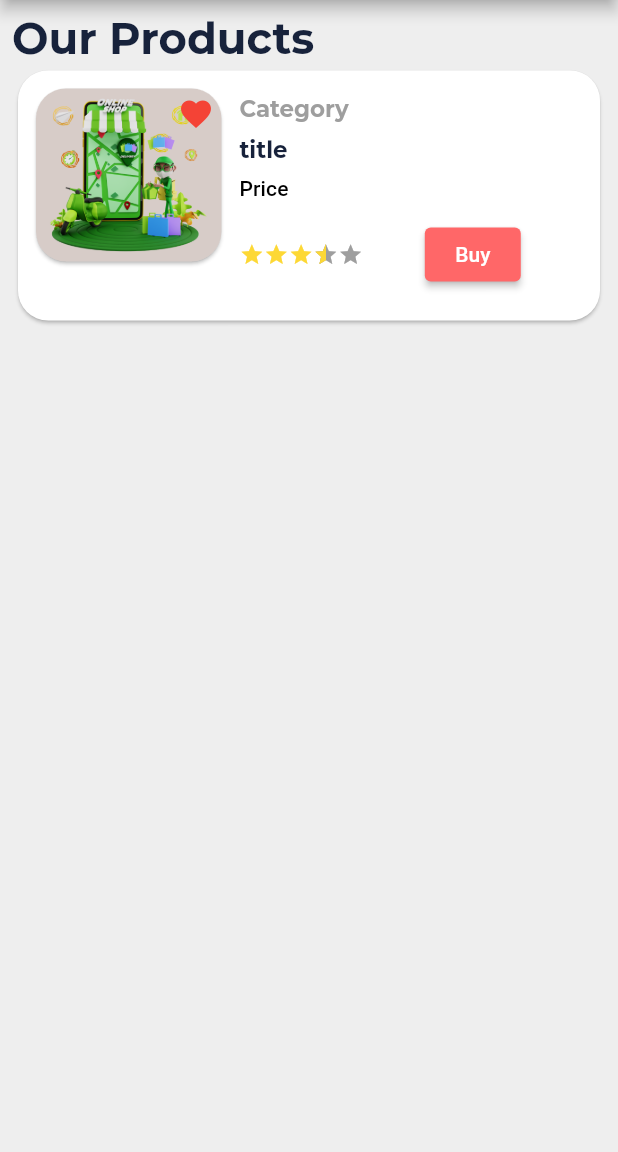
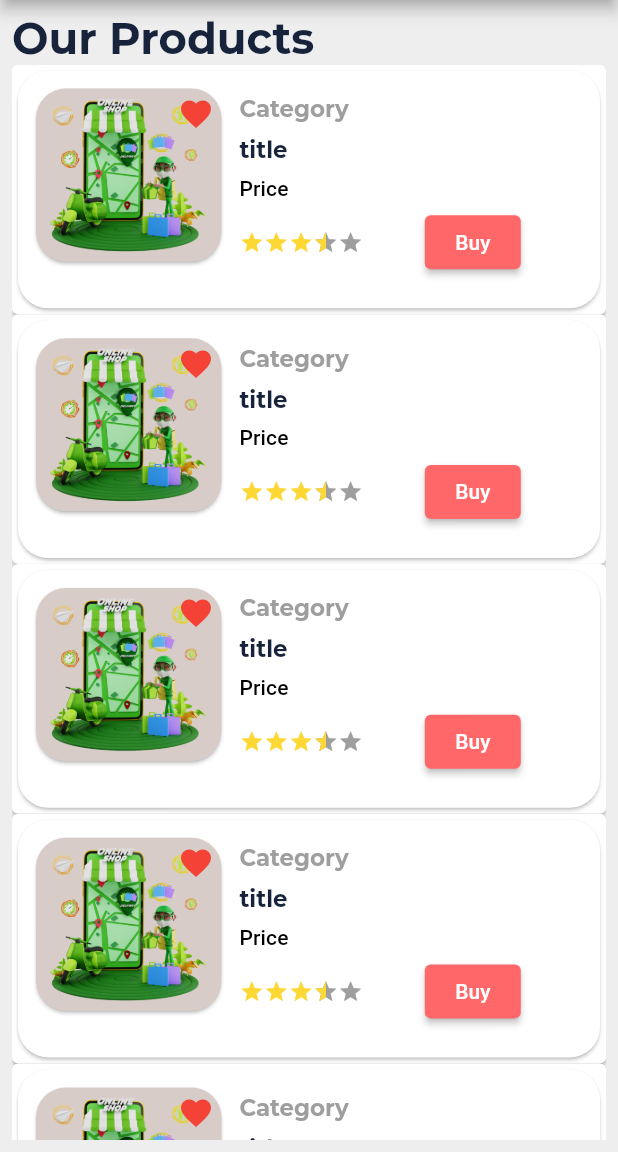
Before and after one commit to SyedAbdalAhmedShah/shoppingApp, a Flutter app: the screen it shows after launch, on a phone screen of 412 x 824 dp, the part 84-1236 px from its top. Run offline on Flutter 3.47's test engine with Material 2 defaults, Android fonts, the phone set to English and light mode, and no system bars; drawn by our look-alikes of flutter_rating_bar; our stand-ins replace google_fonts, responsive_sizer.

Commit message:
animation added

```diff
--- a/lib/main.dart
+++ b/lib/main.dart
@@ -39,7 +39,7 @@ class MyApp extends StatelessWidget {
                       color: AppColors.bluishColor,
                       fontWeight: FontWeight.bold,
                       fontSize: 22.sp)))),
-          home: const MyHomePage(),
+          home: MyHomePage(),
         ),
       ),
     );
--- a/lib/views/homepage.dart
+++ b/lib/views/homepage.dart
@@ -1,9 +1,9 @@
 import 'package:flutter/material.dart';
-import 'package:flutter_application_1/utils/assets.dart';
-import 'package:flutter_application_1/utils/custom_gap.dart';
-import 'package:flutter_application_1/utils/dimension.dart';
 import 'package:flutter_application_1/utils/strings.dart';
-import 'package:flutter_rating_bar/flutter_rating_bar.dart';
+import 'package:flutter_application_1/widgets/product_item_widget.dart';
+import 'package:animations/animations.dart';
+
+import 'product_detail_screen.dart';
 
 class MyHomePage extends StatelessWidget {
   const MyHomePage({super.key});
@@ -24,101 +24,23 @@ class MyHomePage extends StatelessWidget {
       ),
       body: Padding(
         padding: const EdgeInsets.all(8.0),
-        child: ListView(
+        child: Column(
+          crossAxisAlignment: CrossAxisAlignment.start,
           children: [
             Text(Strings.ourProduct,
                 style: Theme.of(context).textTheme.headline1),
-            Card(
-              shape: RoundedRectangleBorder(
-                  borderRadius: BorderRadius.circular(20)),
-              child: Padding(
-                padding: const EdgeInsets.all(8.0),
-                child: Row(
-                  crossAxisAlignment: CrossAxisAlignment.start,
-                  children: [
-                    Card(
-                      shape: RoundedRectangleBorder(
-                          borderRadius: BorderRadius.circular(20)),
-                      color: Colors.brown.shade100,
-                      child: Stack(children: [
-                        Image(
-                          image: const AssetImage(Assets.intro1),
-                          fit: BoxFit.cover,
-                          height: Dimensions.h10,
-                          width: Dimensions.w15,
-                        ),
-                        const Positioned(
-                            right: 5,
-                            top: 5,
-                            child: Icon(
-                              Icons.favorite,
-                              color: Colors.red,
-                            ))
-                      ]),
-                    ),
-                    Padding(
-                      padding: const EdgeInsets.all(8.0),
-                      child: Column(
-                        crossAxisAlignment: CrossAxisAlignment.start,
-                        children: [
-                          Text(
-                            'Category',
-                            style: Theme.of(context)
-                                .textTheme
-                                .headline1
-                                ?.copyWith(
-                                    fontSize: Dimensions.font16,
-                                    color: Colors.grey),
-                          ),
-                          CustomGap(
-                            height: Dimensions.h1,
-                          ),
-                          Text(
-                            'title',
-                            style: Theme.of(context)
-                                .textTheme
-                                .headline1
-                                ?.copyWith(fontSize: Dimensions.font16),
-                          ),
-                          CustomGap(
-                            height: Dimensions.h1,
-                          ),
-                          Text('Price ',
-                              style: Theme.of(context).textTheme.titleSmall),
-                          CustomGap(
-                            height: Dimensions.h1,
-                          ),
-                          Row(
-                            mainAxisAlignment: MainAxisAlignment.spaceBetween,
-                            children: [
-                              RatingBar.builder(
-                                  ignoreGestures: true,
-                                  itemSize: Dimensions.h2,
-                                  allowHalfRating: true,
-                                  itemCount: 5,
-                                  maxRating: 5,
-                                  glow: true,
-                                  initialRating: 3.5,
-                                  glowColor: Colors.yellow,
-                                  itemBuilder: ((context, index) => Icon(
-                                        Icons.star,
-                                        color: Colors.yellow.shade600,
-                                      )),
-                                  onRatingUpdate: ((rating) =>
-                                      debugPrint('Rating is $rating'))),
-                              CustomGap(
-                                width: Dimensions.w10,
-                              ),
-                              ElevatedButton(
-                                  onPressed: () {}, child: Text(Strings.buy))
-                            ],
-                          )
-                        ],
-                      ),
-                    )
-                  ],
-                ),
-              ),
+            Expanded(
+              child: ListView.builder(
+                  itemBuilder: (
+                context,
+                index,
+              ) =>
+                      OpenContainer(
+                          transitionDuration: const Duration(seconds: 2),
+                          closedBuilder: ((context, action) =>
+                              const ProductItem()),
+                          openBuilder: ((context, action) =>
+                              const ProductDetailScreen()))),
             )
           ],
         ),
--- /dev/null
+++ b/lib/views/product_detail_screen.dart
@@ -0,0 +1,17 @@
+import 'package:flutter/material.dart';
+import 'package:flutter/src/widgets/container.dart';
+import 'package:flutter/src/widgets/framework.dart';
+
+class ProductDetailScreen extends StatelessWidget {
+  const ProductDetailScreen({super.key});
+
+  @override
+  Widget build(BuildContext context) {
+    return Scaffold(
+      appBar: AppBar(
+        title: Text("Product Detail"),
+        centerTitle: true,
+      ),
+    );
+  }
+}
--- /dev/null
+++ b/lib/widgets/product_item_widget.dart
@@ -0,0 +1,98 @@
+import 'package:flutter/material.dart';
+import 'package:flutter/src/widgets/container.dart';
+import 'package:flutter/src/widgets/framework.dart';
+import 'package:flutter_application_1/utils/assets.dart';
+import 'package:flutter_application_1/utils/custom_gap.dart';
+import 'package:flutter_application_1/utils/dimension.dart';
+import 'package:flutter_application_1/utils/strings.dart';
+import 'package:flutter_rating_bar/flutter_rating_bar.dart';
+
+class ProductItem extends StatelessWidget {
+  const ProductItem({super.key});
+
+  @override
+  Widget build(BuildContext context) {
+    return Card(
+      shape: RoundedRectangleBorder(borderRadius: BorderRadius.circular(20)),
+      child: Padding(
+        padding: const EdgeInsets.all(8.0),
+        child: Row(
+          crossAxisAlignment: CrossAxisAlignment.start,
+          children: [
+            Card(
+              shape: RoundedRectangleBorder(
+                  borderRadius: BorderRadius.circular(20)),
+              color: Colors.brown.shade100,
+              child: Stack(children: [
+                Image(
+                  image: const AssetImage(Assets.intro1),
+                  fit: BoxFit.cover,
+                  height: Dimensions.h10,
+                  width: Dimensions.w15,
+                ),
+                const Positioned(
+                    right: 5,
+                    top: 5,
+                    child: Icon(
+                      Icons.favorite,
+                      color: Colors.red,
+                    ))
+              ]),
+            ),
+            Padding(
+              padding: const EdgeInsets.all(8.0),
+              child: Column(
+                crossAxisAlignment: CrossAxisAlignment.start,
+                children: [
+                  Text(
+                    'Category',
+                    style: Theme.of(context).textTheme.headline1?.copyWith(
+                        fontSize: Dimensions.font16, color: Colors.grey),
+                  ),
+                  CustomGap(
+                    height: Dimensions.h1,
+                  ),
+                  Text(
+                    'title',
+                    style: Theme.of(context)
+                        .textTheme
+                        .headline1
+                        ?.copyWith(fontSize: Dimensions.font16),
+                  ),
+                  CustomGap(
+                    height: Dimensions.h1,
+                  ),
+                  Text('Price ', style: Theme.of(context).textTheme.titleSmall),
+                  Row(
+                    mainAxisAlignment: MainAxisAlignment.spaceBetween,
+                    children: [
+                      RatingBar.builder(
+                          ignoreGestures: true,
+                          itemSize: Dimensions.h2,
+                          allowHalfRating: true,
+                          itemCount: 5,
+                          maxRating: 5,
+                          glow: true,
+                          initialRating: 3.5,
+                          glowColor: Colors.yellow,
+                          itemBuilder: ((context, index) => Icon(
+                                Icons.star,
+                                color: Colors.yellow.shade600,
+                              )),
+                          onRatingUpdate: ((rating) =>
+                              debugPrint('Rating is $rating'))),
+                      CustomGap(
+                        width: Dimensions.w10,
+                      ),
+                      ElevatedButton(onPressed: () {}, child: Text(Strings.buy))
+                    ],
+                  )
+                ],
+              ),
+            )
+          ],
+        ),
+      ),
+    );
+  }
+}
--- a/pubspec.yaml
+++ b/pubspec.yaml
@@ -37,6 +37,7 @@ dependencies:
   google_fonts: ^3.0.1
   responsive_sizer: ^3.1.1
   provider: ^6.0.4
+  animations: ^2.0.7
   flutter_rating_bar: ^4.0.1
 
 dev_dependencies:
```
Also changed, not shown: 1 other file.
